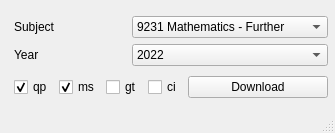
This is main_window.ui in luke-tangh/a-level-pastpaper-crawler as Qt 5 draws it before an edit. The edited form follows.
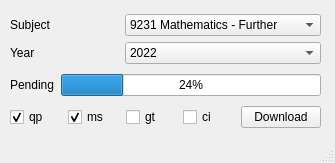
This is the edited form.

Commit message: Update : progress bar & threading

Diff of the .ui file:
```diff
--- a/main_window.ui
+++ b/main_window.ui
@@ -7,25 +7,25 @@
     <x>0</x>
     <y>0</y>
     <width>335</width>
-    <height>133</height>
+    <height>163</height>
    </rect>
   </property>
   <property name="windowTitle">
    <string>MainWindow</string>
   </property>
   <widget class="QWidget" name="centralwidget">
-   <widget class="QWidget" name="">
+   <widget class="QWidget" name="layoutWidget">
     <property name="geometry">
      <rect>
-      <x>14</x>
-      <y>12</y>
-      <width>314</width>
-      <height>92</height>
+      <x>10</x>
+      <y>10</y>
+      <width>311</width>
+      <height>124</height>
      </rect>
     </property>
     <layout class="QVBoxLayout" name="verticalLayout_3">
      <item>
-      <layout class="QHBoxLayout" name="horizontalLayout_2">
+      <layout class="QHBoxLayout" name="horizontalLayout_3">
        <item>
         <layout class="QVBoxLayout" name="verticalLayout_2">
          <item>
@@ -159,7 +159,23 @@
       </layout>
      </item>
      <item>
-      <layout class="QHBoxLayout" name="horizontalLayout_3">
+      <layout class="QHBoxLayout" name="horizontalLayout_2">
+       <item>
+        <widget class="QLabel" name="BarLabel">
+         <property name="text">
+          <string>Pending</string>
+         </property>
+        </widget>
+       </item>
+       <item>
+        <widget class="QProgressBar" name="ProgressBar">
+         <property name="value">
+          <number>24</number>
+         </property>
+        </widget>
+       </item>
+      </layout>
+     </item>
        <item>
         <layout class="QHBoxLayout" name="horizontalLayout">
          <item>
@@ -195,8 +211,6 @@
             <string>ci</string>
            </property>
           </widget>
-         </item>
-        </layout>
        </item>
        <item>
         <widget class="QPushButton" name="SubmitButton">
```
Lines whose indentation alone changed are shown as unchanged. The commit also changes 2 other files.
